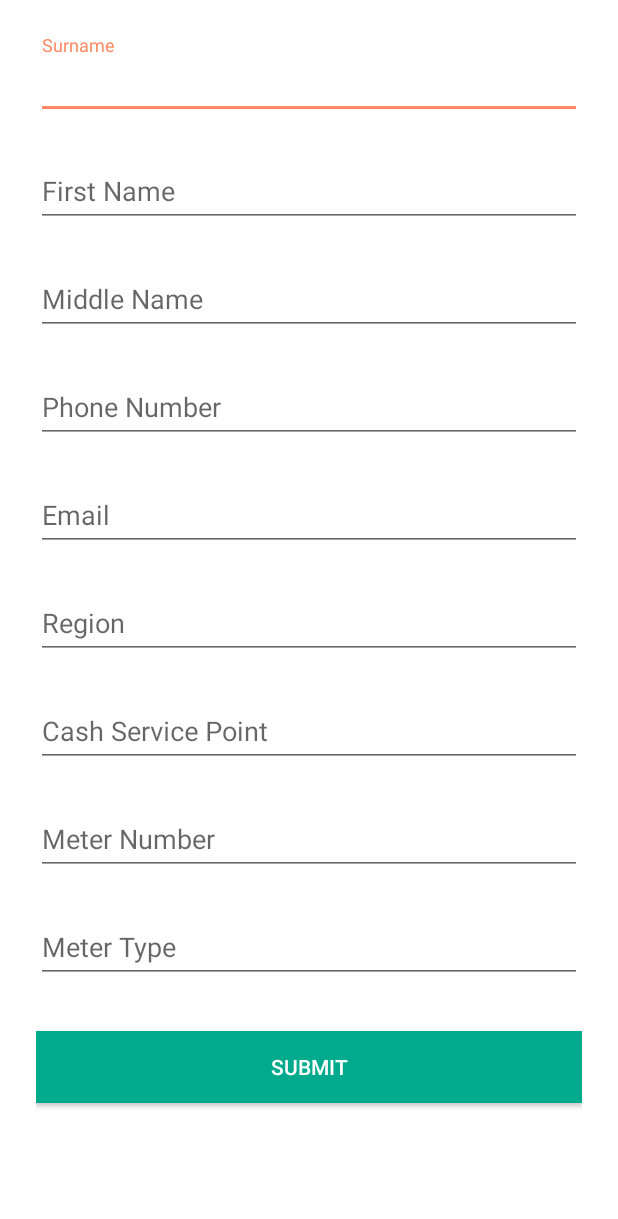
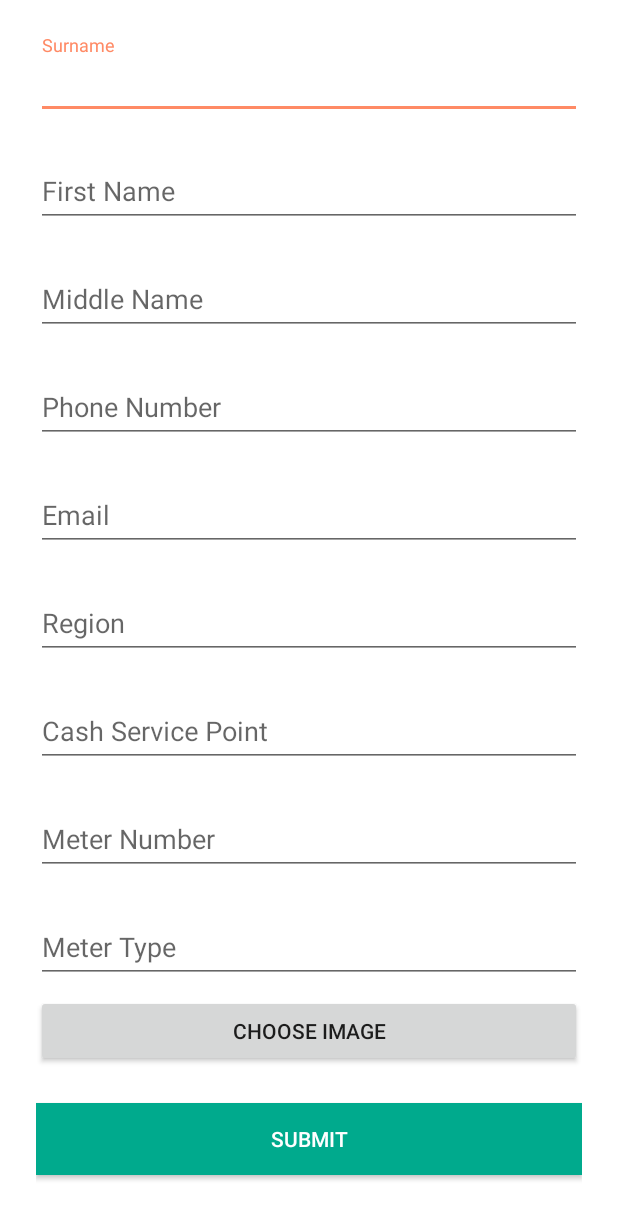
Before and after one commit to nnabueze/EnumerationApp, an Android app: the layout test.xml on its own in the app's theme, with its tools: preview values and no code run, on a phone screen of 412 x 824 dp. Shown: the top 1219 px of the screen. Run offline under Robolectric (Android 15) with nearby library versions, the phone set to English and light mode, and no system bars.

Commit message:
added image uppoad button

```diff
--- a/app/src/main/java/com/example/user/enumeration/EnumerationActivity.java
+++ b/app/src/main/java/com/example/user/enumeration/EnumerationActivity.java
@@ -132,7 +132,7 @@ public class EnumerationActivity extends AppCompatActivity {
             /*builder = new AlertDialog.Builder(this, android.R.style.Theme_Material_Dialog_Alert);*/
             builder = new AlertDialog.Builder(this);
         } else {
-            builder = new AlertDialog.Builder(this);
+            builder = new AlertDialog.Builder(this);git
         }
 
         builder.setTitle("Success Message");
--- a/app/src/main/res/layout/test.xml
+++ b/app/src/main/res/layout/test.xml
@@ -151,6 +151,17 @@
                 android:textColor="@color/black"
                 android:drawablePadding="16dp"/>
         </android.support.design.widget.TextInputLayout>
+        <Button
+            android:layout_width="match_parent"
+            android:layout_height="wrap_content"
+            android:text="Choose Image"
+            android:id="@+id/buttonChoose" />
+
+        <ImageView
+            android:layout_width="match_parent"
+            android:layout_height="wrap_content"
+            android:layout_weight="1"
+            android:id="@+id/imageView" />
 
         <android.support.v7.widget.AppCompatButton
             android:id="@+id/btn_login"
```
